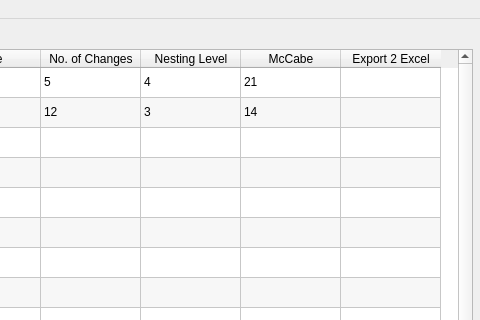
First picture: the form in plyj-master/GUI/UIFiles/GUItake2.ui, repository JLMcBride22/SourceCodeChecker, before the edit; both pictures show x 378 to 858 and y 0 to 320 of the 858 by 608 pixel window.
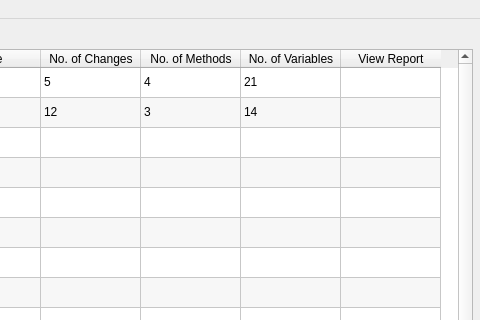
Second picture: the form after the edit.

The edit to the form file:
```diff
--- a/plyj-master/GUI/UIFiles/GUItake2.ui
+++ b/plyj-master/GUI/UIFiles/GUItake2.ui
@@ -5,6 +5,9 @@
         <property name="windowModality">
             <enum>Qt::ApplicationModal</enum>
         </property>
+  <property name="enabled">
+   <bool>true</bool>
+  </property>
         <property name="geometry">
             <rect>
                 <x>0</x>
@@ -140,17 +143,17 @@
                 </column>
                 <column>
                     <property name="text">
-                        <string>Nesting Level</string>
+      <string>No. of Methods</string>
                     </property>
                 </column>
                 <column>
                     <property name="text">
-                        <string>McCabe</string>
+      <string>No. of Variables</string>
                     </property>
                 </column>
                 <column>
                     <property name="text">
-                        <string>Export 2 Excel</string>
+      <string>View Report</string>
                     </property>
                 </column>
                 <item row="0" column="0">
```
Left out of the diff: 18 changed lines with no effect on the pictures. Lines whose indentation alone changed are shown as unchanged.
